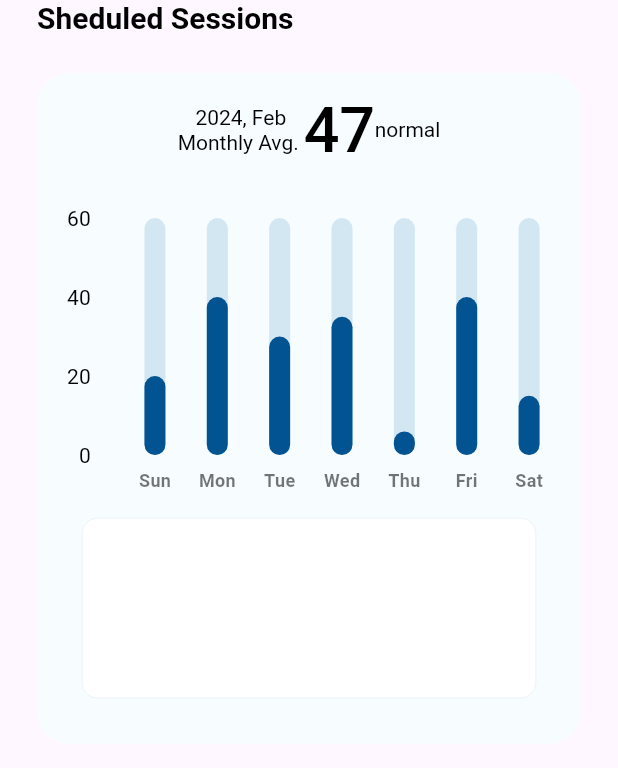
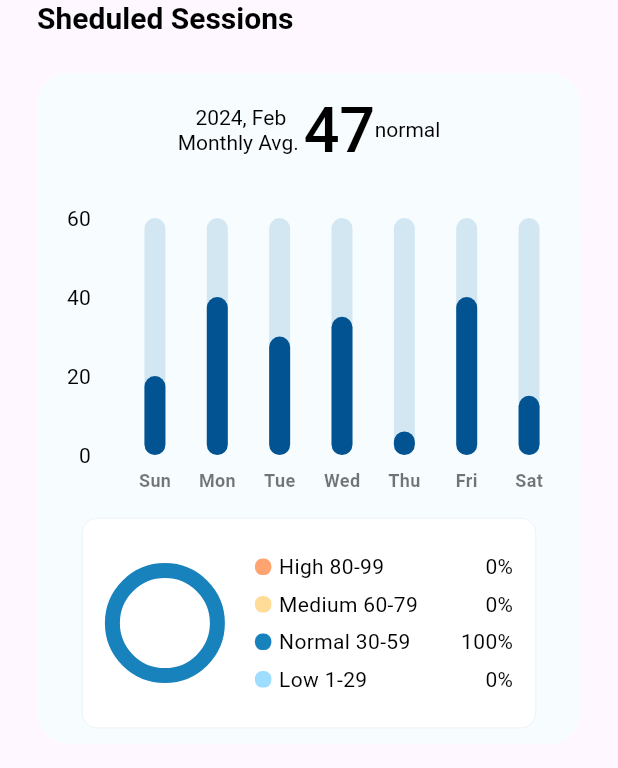
Before and after one commit to Team-CURLYBRACES/SoulNest, a Flutter app: the StressOverView widget shown alone on an empty page, opened directly, on a phone screen of 412 x 824 dp. Shown: the top 768 px of the screen. Run offline on Flutter 3.47's test engine with Material 3 defaults, Android fonts, the phone set to English and light mode, and no system bars; drawn by our look-alikes of fl_chart; our stand-ins replace flutter_svg; Roboto replaces fonts that are missing (Poppins).

Commit message:
pie chart added

```diff
--- a/lib/presentation/screens/profile_screen/widgets/profile_screen_stress_overview.dart
+++ b/lib/presentation/screens/profile_screen/widgets/profile_screen_stress_overview.dart
@@ -1,3 +1,4 @@
+import 'package:fl_chart/fl_chart.dart';
 import 'package:flutter/material.dart';
 import 'package:soulnest/presentation/screens/home_screen/widgets/home_bar_graph/home_bar_graph.dart';
 
@@ -110,9 +111,27 @@ class StressOverView extends StatelessWidget {
                     weeklySummary: weeklySummary,
                   ),
                 ),
-                Padding(
-                  padding: const EdgeInsets.symmetric(horizontal: 30),
-                  child: Container(
+                const Padding(
+                  padding: EdgeInsets.symmetric(horizontal: 30),
+                  child: PieChartGraph(),
+                ),
+              ],
+            ),
+          )
+        ],
+      ),
+    );
+  }
+}
+
+class PieChartGraph extends StatelessWidget {
+  const PieChartGraph({
+    super.key,
+  });
+
+  @override
+  Widget build(BuildContext context) {
+    return Container(
       margin: const EdgeInsets.only(top: 20),
       decoration: BoxDecoration(
         color: const Color.fromARGB(255, 255, 255, 255),
@@ -123,14 +142,134 @@ class StressOverView extends StatelessWidget {
         ),
       ),
       padding: const EdgeInsets.all(0),
-                    height: 120,
+      height: 140,
+      child: Container(
+        padding: const EdgeInsets.all(15),
+        child: Row(
+          children: [
+            Column(
+              mainAxisAlignment: MainAxisAlignment.center,
+              crossAxisAlignment: CrossAxisAlignment.center,
+              children: [
+                SizedBox(
+                  height: 80,
+                  width: 80,
+                  child: PieChart(
+                    PieChartData(
+                      sections: [
+                        PieChartSectionData(
+                          radius: 10,
+                          value: 0,
+                          title: "High",
+                          showTitle: false,
+                          color: const Color.fromRGBO(255, 163, 112, 1),
+                        ),
+                        PieChartSectionData(
+                            radius: 10,
+                            value: 0,
+                            title: "Medium",
+                            showTitle: false,
+                            color: const Color.fromRGBO(255, 220, 151, 1)),
+                        PieChartSectionData(
+                            radius: 10,
+                            value: 100,
+                            title: "Normal",
+                            showTitle: false,
+                            color: const Color.fromRGBO(24, 130, 188, 1)),
+                        PieChartSectionData(
+                          radius: 10,
+                          value: 0,
+                          title: "Low",
+                          showTitle: false,
+                          color: const Color.fromRGBO(158, 221, 255, 1),
+                        ),
+                      ],
+                    ),
                   ),
                 ),
               ],
             ),
-          )
+            const SizedBox(
+              width: 20,
+            ),
+            const Expanded(
+              child: Column(
+                mainAxisAlignment: MainAxisAlignment.center,
+                crossAxisAlignment: CrossAxisAlignment.start,
+                children: [
+                  StressValue(
+                    title: "High 80-99",
+                    value: "0%",
+                    color: Color.fromRGBO(255, 163, 112, 1),
+                  ),
+                  SizedBox(
+                    height: 5,
+                  ),
+                  StressValue(
+                    title: "Medium 60-79",
+                    value: "0%",
+                    color: Color.fromRGBO(255, 220, 151, 1),
+                  ),
+                  SizedBox(
+                    height: 5,
+                  ),
+                  StressValue(
+                    title: "Normal 30-59",
+                    value: "100%",
+                    color: Color.fromRGBO(24, 130, 188, 1),
+                  ),
+                  SizedBox(
+                    height: 5,
+                  ),
+                  StressValue(
+                    title: "Low 1-29",
+                    value: "0%",
+                    color: Color.fromRGBO(158, 221, 255, 1),
+                  ),
                 ],
+              ),
+            ),
+          ],
+        ),
       ),
     );
   }
 }
+
+class StressValue extends StatelessWidget {
+  final String title;
+  final String value;
+  final Color color;
+  const StressValue({
+    super.key,
+    required this.title,
+    required this.value,
+    required this.color,
+  });
+
+  @override
+  Widget build(BuildContext context) {
+    return Row(
+      mainAxisAlignment: MainAxisAlignment.spaceBetween,
+      children: [
+        Row(
+          children: [
+            Container(
+              width: 11,
+              height: 11,
+              decoration: BoxDecoration(
+                color: color,
+                borderRadius: BorderRadius.circular(5),
+              ),
+            ),
+            const SizedBox(
+              width: 5,
+            ),
+            Text(title),
+          ],
+        ),
+        Text(value)
+      ],
+    );
+  }
+}
--- a/lib/presentation/theme/text_theme.dart
+++ b/lib/presentation/theme/text_theme.dart
@@ -1,3 +1,5 @@
+// ignore_for_file: deprecated_member_use
+
 import 'package:flutter/material.dart';
 
 TextTheme customTextTheme() {
```
Lines whose indentation alone changed are shown as unchanged.
